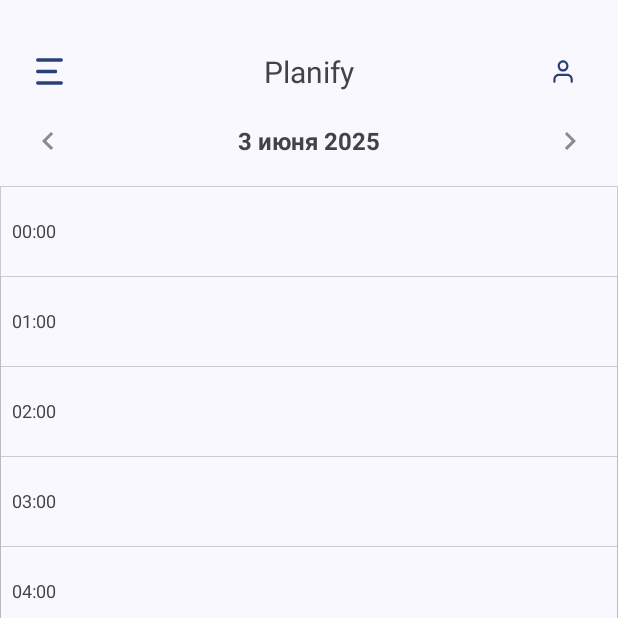
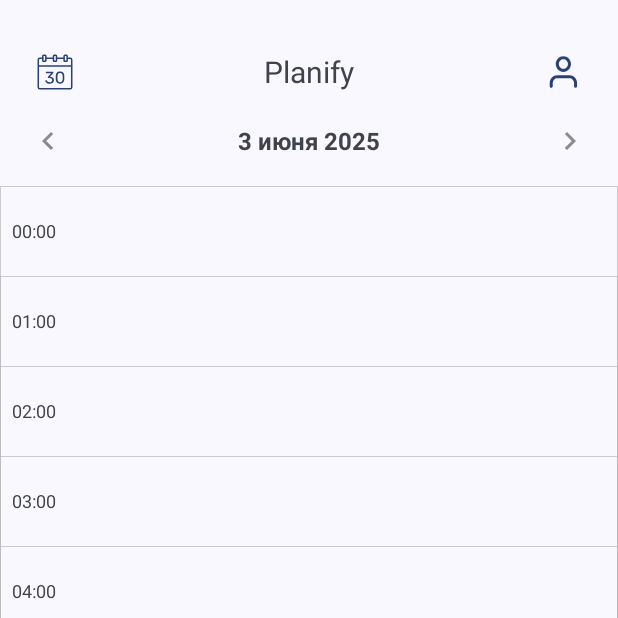
Before and after one commit to Purp1eDuck2008/Planify, an Android app: the screen it shows after launch (MainActivity), on a phone screen of 412 x 824 dp, the top half of it. Run offline under Robolectric (Android 15) with nearby library versions, the phone set to English and light mode, and no system bars; our stand-ins replace Room's generated code.

Commit message:
96% готовности

```diff
--- /dev/null
+++ b/app/src/main/res/drawable/reshot_icon_calendar_number_w85xu64mp9.xml
@@ -0,0 +1,15 @@
+<vector xmlns:android="http://schemas.android.com/apk/res/android"
+    android:width="25dp"
+    android:height="25dp"
+    android:viewportWidth="25"
+    android:viewportHeight="25">
+  <path
+      android:pathData="M22.5,3L21,3L21,2a1,1 0,0 0,-1 -1L19,1a1,1 0,0 0,-1 1L18,3L14,3L14,2a1,1 0,0 0,-1 -1L12,1a1,1 0,0 0,-1 1L11,3L7,3L7,2A1,1 0,0 0,6 1L5,1A1,1 0,0 0,4 2L4,3L2.5,3A1.5,1.5 0,0 0,1 4.5v18A1.5,1.5 0,0 0,2.5 24h20A1.5,1.5 0,0 0,24 22.5L24,4.5A1.5,1.5 0,0 0,22.5 3ZM19,2l1,0 0,3L19,5ZM12,2l1,0L13,3.44s0,0 0,0.06 0,0 0,0.07L13,5 12,5ZM5,2 L6,2 6,5 5,5ZM2.5,4L4,4L4,5A1,1 0,0 0,5 6L6,6A1,1 0,0 0,7 5L7,4h4L11,5a1,1 0,0 0,1 1L13,6a1,1 0,0 0,1 -1L14,4h4L18,5a1,1 0,0 0,1 1L20,6a1,1 0,0 0,1 -1L21,4h1.5a0.5,0.5 0,0 1,0.5 0.5L23,8L2,8L2,4.5A0.5,0.5 0,0 1,2.5 4ZM22.5,23L2.5,23a0.5,0.5 0,0 1,-0.5 -0.5L2,9L23,9L23,22.5A0.5,0.5 0,0 1,22.5 23Z"
+      android:fillColor="#231f20"/>
+  <path
+      android:pathData="M10.62,15.89a3.35,3.35 0,0 0,-1.28 -0.26l-0.18,0 2.14,-2.38 0.09,-0.12a0.29,0.29 0,0 0,0 -0.14v-0.39a0.26,0.26 0,0 0,-0.07 -0.2,0.25 0.25,0 0,0 -0.19,-0.07H6.73a0.24,0.24 0,0 0,-0.18 0.07,0.26 0.26,0 0,0 -0.07,0.2V13a0.25,0.25 0,0 0,0.07 0.19,0.28 0.28,0 0,0 0.18,0.06H10L7.85,15.6l-0.08,0.13a0.33,0.33 0,0 0,0 0.17v0.3a0.27,0.27 0,0 0,0.07 0.19,0.29 0.29,0 0,0 0.19,0.07H9a2,2 0,0 1,1.2 0.31,1.17 1.17,0 0,1 0.43,1 1.26,1.26 0,0 1,-0.48 1.07A1.93,1.93 0,0 1,9 19.24a3.53,3.53 0,0 1,-0.72 -0.08,1.53 1.53,0 0,1 -0.64,-0.31 1.15,1.15 0,0 1,-0.38 -0.62A0.31,0.31 0,0 0,7.08 18,0.27 0.27,0 0,0 6.9,18H6.36a0.24,0.24 0,0 0,-0.17 0.06,0.22 0.22,0 0,0 -0.07,0.16 1.65,1.65 0,0 0,0.2 0.7,1.91 1.91,0 0,0 0.54,0.64 2.56,2.56 0,0 0,0.87 0.46A3.79,3.79 0,0 0,9 20.18a3.55,3.55 0,0 0,1.46 -0.28,2.42 2.42,0 0,0 1,-0.8 2.12,2.12 0,0 0,0.37 -1.27,2.15 2.15,0 0,0 -0.31,-1.21A1.85,1.85 0,0 0,10.62 15.89Z"
+      android:fillColor="#231f20"/>
+  <path
+      android:pathData="M18.47,14.05a2.73,2.73 0,0 0,-0.49 -1,2.26 2.26,0 0,0 -0.86,-0.65 3.1,3.1 0,0 0,-1.29 -0.24,3 3,0 0,0 -1.28,0.24 2.26,2.26 0,0 0,-0.86 0.65,2.93 2.93,0 0,0 -0.5,1A4.76,4.76 0,0 0,13 15.2c0,0.21 0,0.43 0,0.66s0,0.45 0,0.67 0,0.44 0,0.64a5.31,5.31 0,0 0,0.17 1.15,2.69 2.69,0 0,0 0.49,1 2.09,2.09 0,0 0,0.86 0.65,3.1 3.1,0 0,0 1.29,0.24 3.11,3.11 0,0 0,1.3 -0.24,2.06 2.06,0 0,0 0.85,-0.65 2.86,2.86 0,0 0,0.49 -1,4 4,0 0,0 0.17,-1.15c0,-0.2 0,-0.41 0,-0.64s0,-0.44 0,-0.67 0,-0.45 0,-0.66A4,4 0,0 0,18.47 14.05ZM17.56,16.48c0,0.21 0,0.42 0,0.63a2.59,2.59 0,0 1,-0.43 1.55,1.49 1.49,0 0,1 -1.28,0.57 1.48,1.48 0,0 1,-1.27 -0.57,2.59 2.59,0 0,1 -0.44,-1.55c0,-0.21 0,-0.42 0,-0.63v-0.6c0,-0.21 0,-0.41 0,-0.61a2.68,2.68 0,0 1,0.44 -1.55,1.44 1.44,0 0,1 1.27,-0.58 1.47,1.47 0,0 1,1.28 0.58,2.68 2.68,0 0,1 0.43,1.55c0,0.2 0,0.4 0,0.61Z"
+      android:fillColor="#231f20"/>
+</vector>
--- a/app/src/main/res/layout/activity_main.xml
+++ b/app/src/main/res/layout/activity_main.xml
@@ -29,6 +29,7 @@
         android:paddingStart="0dp"
         android:paddingEnd="0dp"
         android:tint="@color/white"
+        app:iconSize="25dp"
         app:icon="@drawable/profile_icon"
         app:iconGravity="textStart"
         app:backgroundTint="@android:color/transparent"
@@ -38,19 +39,20 @@
 
     <com.google.android.material.button.MaterialButton
         android:id="@+id/buttonMenu"
+        style="@style/Widget.MaterialComponents.Button.TextButton.Icon"
         android:layout_width="wrap_content"
         android:layout_height="wrap_content"
         android:layout_marginStart="16dp"
+        android:gravity="start|center_vertical"
         android:minWidth="36dp"
         android:minHeight="48dp"
-        android:gravity="start|center_vertical"
         android:tint="@color/white"
-        app:icon="@drawable/ic_mainmenu"
+        app:backgroundTint="@android:color/transparent"
+        app:icon="@drawable/reshot_icon_calendar_number_w85xu64mp9"
         app:iconGravity="textStart"
-        app:backgroundTint="@android:color/transparent"
-        style="@style/Widget.MaterialComponents.Button.TextButton.Icon"
-        app:layout_constraintTop_toTopOf="parent"
-        app:layout_constraintStart_toStartOf="parent" />
+        app:iconSize="25dp"
+        app:layout_constraintStart_toStartOf="parent"
+        app:layout_constraintTop_toTopOf="parent" />
 
     <FrameLayout
         android:id="@+id/frame_layout"
```
